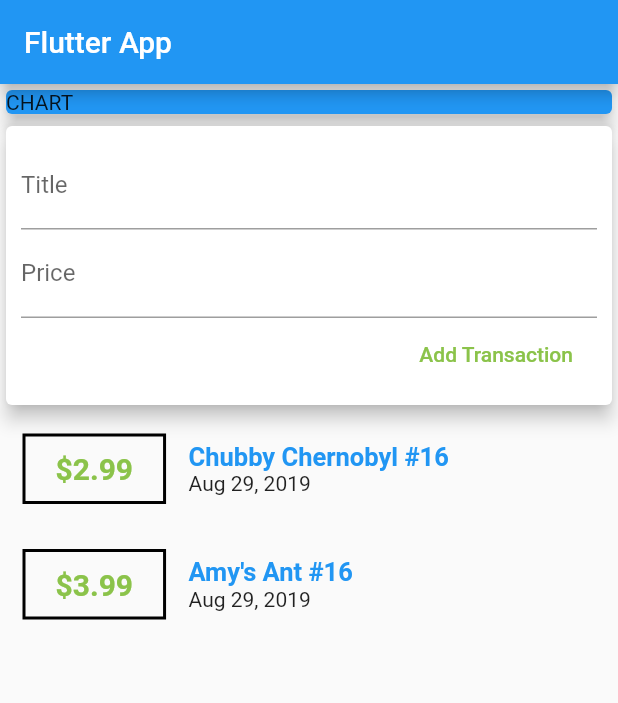
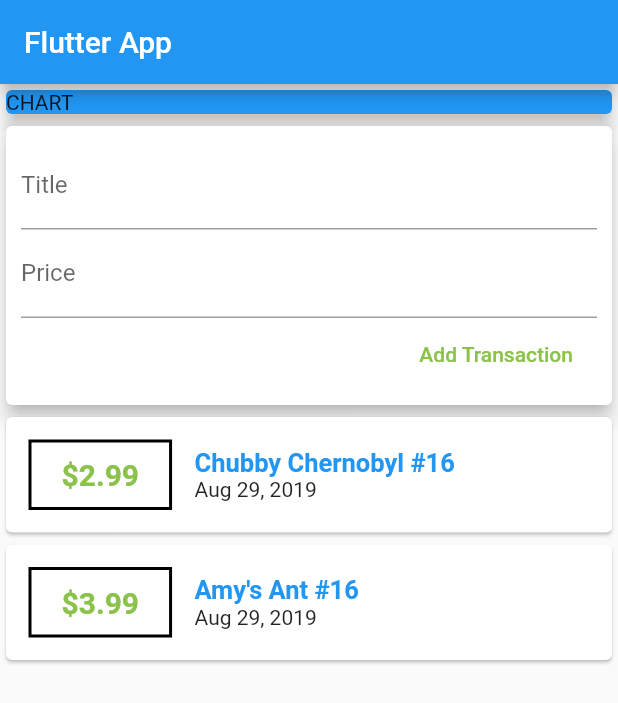
Before and after one commit to xWReXx/Flutter-FishingExpenses, a Flutter app: the screen it shows after launch, on a phone screen of 412 x 824 dp. Shown: the top 703 px of the screen. Run offline on Flutter 3.47's test engine with Material 2 defaults, Android fonts, the phone set to English and light mode, and no system bars.

Commit message:
app refactored into seprate widgets, changes in state are now shown in the ui

```diff
--- a/lib/main.dart
+++ b/lib/main.dart
@@ -1,7 +1,5 @@
+import 'package:expenses_app/widgets/user_transaction.dart';
 import 'package:flutter/material.dart';
-import 'package:intl/intl.dart';
-
-import './transaction.dart';
 
 void main() => runApp(MyApp());
 
@@ -16,23 +14,6 @@ class MyApp extends StatelessWidget {
 }
 
 class MyHomePage extends StatelessWidget {
-  final List <Transaction> transactions = [
-    Transaction(
-      id: 't1',
-      title: 'Chubby Chernobyl #16',
-      price: 2.99,
-      date: DateTime.now()
-    ),
-    Transaction(
-      id: 't2',
-      title: 'Amy\'s Ant #16',
-      price: 3.99,
-      date: DateTime.now()
-    )
-  ];
-
-  final titleController = TextEditingController();
-  final amountController = TextEditingController();
 
   @override
   Widget build(BuildContext context) {
@@ -52,77 +33,7 @@ class MyHomePage extends StatelessWidget {
               elevation: 5,
             ),
           ),
-          Card(
-            elevation: 5,
-            child: Container(
-              padding: EdgeInsets.all(10),
-              child: Column(
-                crossAxisAlignment: CrossAxisAlignment.end,
-                children: <Widget>[
-                  TextField(
-                    decoration: InputDecoration(labelText: 'Title'),
-                    controller: titleController,
-                    // onChanged: (val) {
-                    //   titleInput = val;
-                    // },
-                  ),
-                  TextField(
-                    decoration: InputDecoration(labelText: 'Price'),
-                    controller: amountController,
-                    // onChanged: (val) {
-                    //   amountInput = val;
-                    // },
-                  ),
-                  FlatButton(
-                    child: Text('Add Transaction'),
-                    textColor: Colors.lightGreen,
-                    onPressed: () {
-                      print(titleController.text);
-                    },
-                  )
-                ],
-              ),
-            ),
-          ),
-          Column (children: transactions.map((tx) {
-            return Row(
-              children: <Widget>[
-                Container(
-                  padding: EdgeInsets.fromLTRB(20, 10, 20, 10),
-                  margin: EdgeInsets.all(15),
-                  decoration: BoxDecoration(
-                    border: Border.all(
-                      color: Colors.black,
-                      width: 2,
-                    )),
-                  child: Text(
-                    '\$${tx.price}',
-                    style: TextStyle(
-                      fontWeight: FontWeight.bold,
-                      fontSize: 20,
-                      color: Colors.lightGreen
-                    ),
-                  ),
-                ),
-                Column(
-                  crossAxisAlignment: CrossAxisAlignment.start,
-                  children: <Widget>[
-                    Text(
-                      tx.title,
-                      textAlign: TextAlign.left,
-                      style: TextStyle(
-                        color: Colors.blue,
-                        fontWeight: FontWeight.bold,
-                        fontSize: 17,
-                      ),
-                    ),
-                    Text(
-                      DateFormat.yMMMd().format(tx.date)
-                    )
-                ],)
-              ],
-            );
-          }).toList(),)
+          UserTransaction(),
         ]
       ,)
     );
--- /dev/null
+++ b/lib/widgets/new_transaction.dart
@@ -0,0 +1,47 @@
+import 'package:flutter/material.dart';
+
+class NewTransaction extends StatelessWidget {
+  final Function addTx;
+  final titleController = TextEditingController();
+  final amountController = TextEditingController();
+
+  NewTransaction(this.addTx);
+
+  @override
+  Widget build(BuildContext context) {
+    return Container(
+      child: Card(
+        elevation: 5,
+        child: Container(
+          padding: EdgeInsets.all(10),
+          child: Column(
+            crossAxisAlignment: CrossAxisAlignment.end,
+            children: <Widget>[
+              TextField(
+                decoration: InputDecoration(labelText: 'Title'),
+                controller: titleController,
+                // onChanged: (val) {
+                //   titleInput = val;
+                // },
+              ),
+              TextField(
+                decoration: InputDecoration(labelText: 'Price'),
+                controller: amountController,
+                // onChanged: (val) {
+                //   amountInput = val;
+                // },
+              ),
+              FlatButton(
+                child: Text('Add Transaction'),
+                textColor: Colors.lightGreen,
+                onPressed: () {
+                  addTx(titleController.text, double.parse(amountController.text));
+                },
+              )
+            ],
+          ),
+        ),
+      ),
+    );
+  }
+}
--- /dev/null
+++ b/lib/widgets/transactions_list.dart
@@ -0,0 +1,56 @@
+import 'package:flutter/material.dart';
+import '../model/transaction.dart';
+import 'package:intl/intl.dart';
+
+class TransactionList extends StatelessWidget {
+  final List<Transaction> transactions;
+
+  TransactionList(this.transactions);
+
+  @override
+  Widget build(BuildContext context) {
+    return Container(
+      child: Column (children: transactions.map((tx) {
+        return Card(
+          child: Row(
+            children: <Widget>[
+              Container(
+                padding: EdgeInsets.fromLTRB(20, 10, 20, 10),
+                margin: EdgeInsets.all(15),
+                decoration: BoxDecoration(
+                  border: Border.all(
+                    color: Colors.black,
+                    width: 2,
+                  )),
+                child: Text(
+                  '\$${tx.price}',
+                  style: TextStyle(
+                    fontWeight: FontWeight.bold,
+                    fontSize: 20,
+                    color: Colors.lightGreen
+                  ),
+                ),
+              ),
+              Column(
+                crossAxisAlignment: CrossAxisAlignment.start,
+                children: <Widget>[
+                  Text(
+                    tx.title,
+                    textAlign: TextAlign.left,
+                    style: TextStyle(
+                      color: Colors.blue,
+                      fontWeight: FontWeight.bold,
+                      fontSize: 17,
+                    ),
+                  ),
+                  Text(
+                    DateFormat.yMMMd().format(tx.date)
+                  )
+              ],)
+            ],
+          )
+        );
+      }).toList(),)
+    );
+  }
+}
--- /dev/null
+++ b/lib/widgets/user_transaction.dart
@@ -0,0 +1,50 @@
+import 'package:expenses_app/widgets/new_transaction.dart';
+import 'package:expenses_app/widgets/transactions_list.dart';
+import 'package:flutter/material.dart';
+import '../model/transaction.dart';
+
+class UserTransaction extends StatefulWidget {
+  @override
+  _UserTransactionState createState() => _UserTransactionState();
+}
+
+class _UserTransactionState extends State<UserTransaction> {
+final List<Transaction> _userTransactions = [
+    Transaction(
+      id: 't1',
+      title: 'Chubby Chernobyl #16',
+      price: 2.99,
+      date: DateTime.now()
+    ),
+    Transaction(
+      id: 't2',
+      title: 'Amy\'s Ant #16',
+      price: 3.99,
+      date: DateTime.now()
+    )
+  ];
+
+  void _addNewTransaction(String txTitle, double txPrice) {
+    final newTxt = Transaction(
+      title: txTitle,
+      price: txPrice,
+      date: DateTime.now(),
+      id: DateTime.now().toString()
+    );
+
+    setState(() {
+      _userTransactions.add(newTxt);
+    });
+  }
+
+  @override
+  Widget build(BuildContext context) {
+    return Column(
+      children: <Widget>[
+        NewTransaction(_addNewTransaction),
+        TransactionList(_userTransactions),
+      ],
+
+    );
+  }
+}
```
Also changed, not shown: lib/model/transaction.dart (renamed from lib/transaction.dart).
